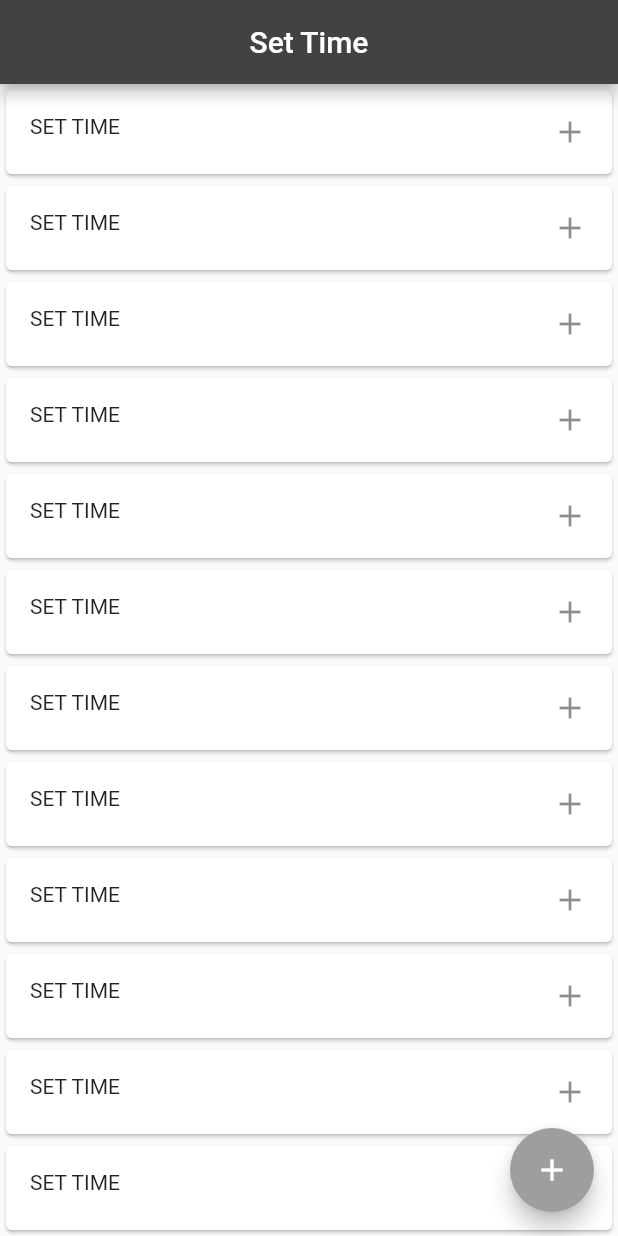
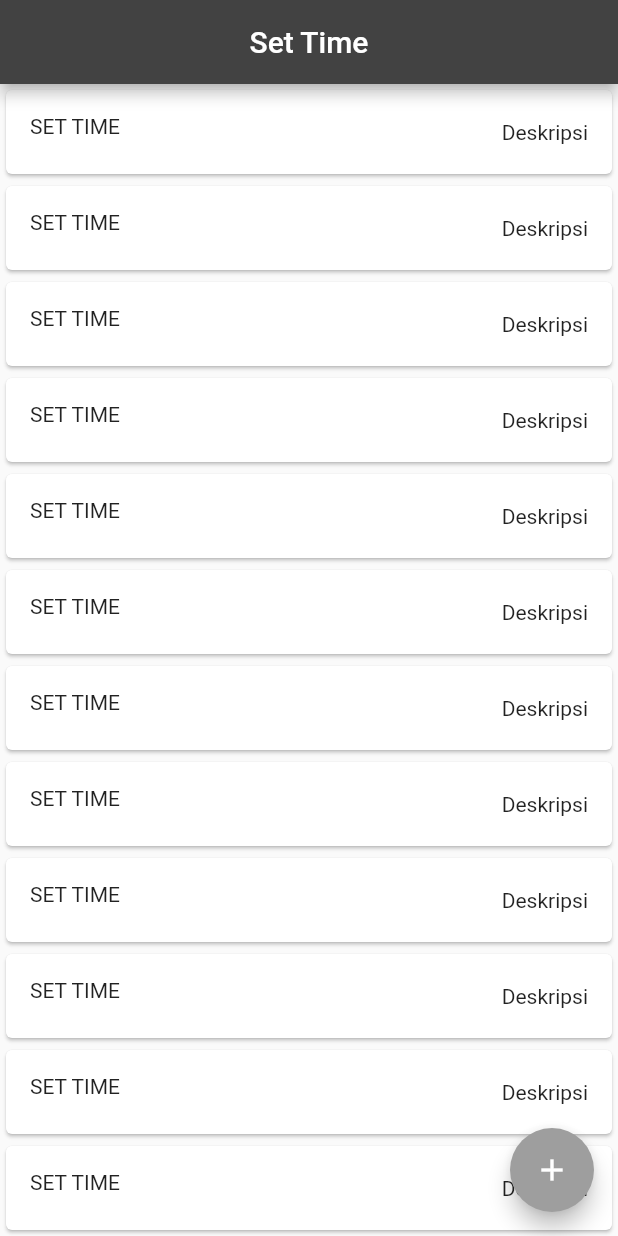
Before and after one commit to anwar907/timer_school, a Flutter app: the screen it shows after launch, after a tap on "Senin", on a phone screen of 412 x 824 dp. Run offline on Flutter 3.47's test engine with Material 2 defaults, Android fonts, the phone set to English and light mode, and no system bars; our stand-ins replace audioplayers, flutter_datetime_picker.

Commit message:
add list widget

```diff
--- a/lib/hari.dart
+++ b/lib/hari.dart
@@ -126,9 +126,7 @@ class TabBarDemo extends StatelessWidget {
               itemBuilder: (BuildContext context, int index) {
                 return Card(
                   child: ListTile(
-                    leading: Text("SET TIME"),
-                    trailing: Icon(Icons.add),
-                  ),
+                      leading: Text("SET TIME"), trailing: Text("Deskripsi")),
                 );
               }),
         ),
```
